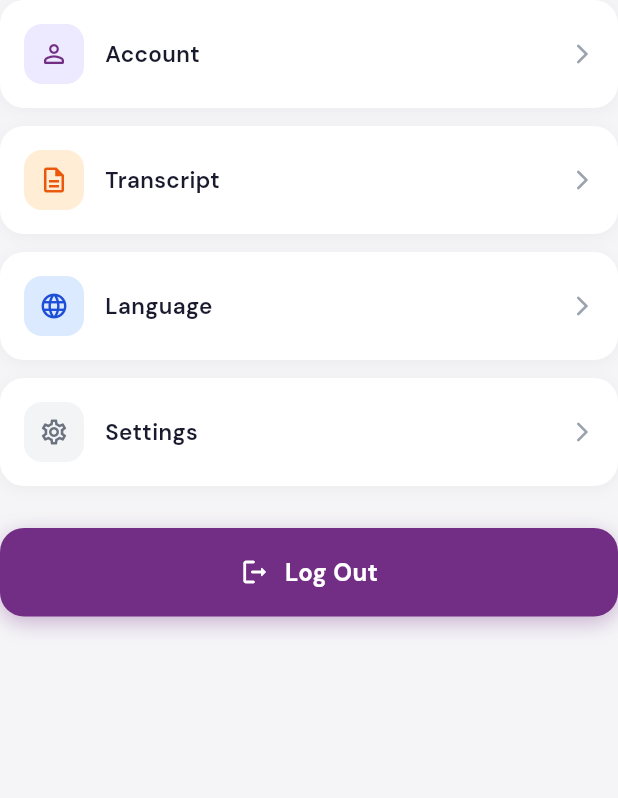
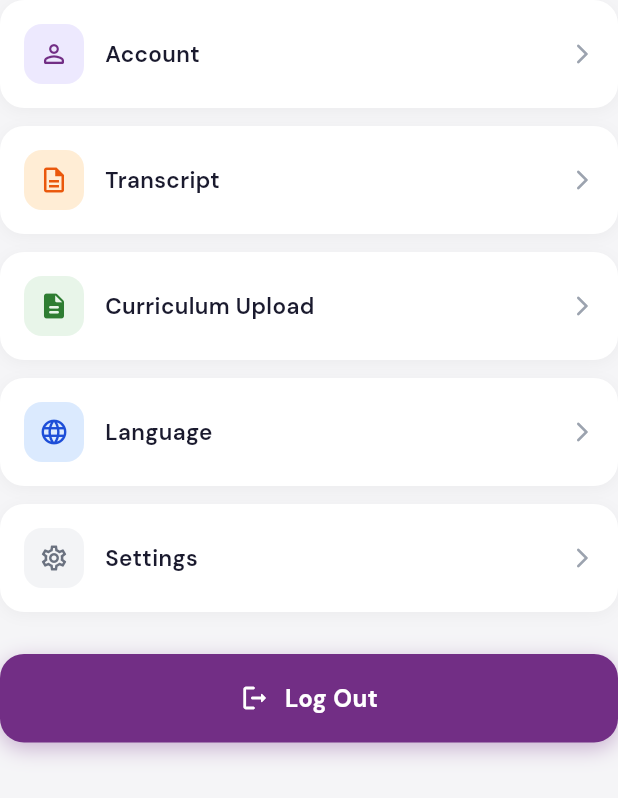
Before and after one commit to LouiseDavise/eNTHUsiast, a Flutter app: the SettingsMenuWidget widget shown alone on an empty page, opened directly with empty values, on a phone screen of 412 x 824 dp. Shown: the top 798 px of the screen. Run offline on Flutter 3.47's test engine with Material 3 defaults, Android fonts, the phone set to English and light mode, and no system bars; our stand-ins replace cloud_firestore, cloud_functions, dio, file_picker, firebase_auth, firebase_core and 3 more; accounts and stored records are empty; project files that could hold a hidden picture were left out.

Commit message:
fix re-commit

```diff
--- a/lib/widgets/settings_menu.dart
+++ b/lib/widgets/settings_menu.dart
@@ -1,12 +1,18 @@
 import 'package:enthusiast/routes/app_routes.dart';
 import 'package:flutter/material.dart';
 import 'package:google_fonts/google_fonts.dart';
-import '../../../theme/app_theme.dart';
+
+import '../theme/app_theme.dart';
 
 class SettingsMenuWidget extends StatelessWidget {
   final VoidCallback onLogout;
+  final VoidCallback onCurriculumTap;
 
-  const SettingsMenuWidget({super.key, required this.onLogout});
+  const SettingsMenuWidget({
+    super.key,
+    required this.onLogout,
+    required this.onCurriculumTap,
+  });
 
   @override
   Widget build(BuildContext context) {
@@ -21,21 +27,31 @@ class SettingsMenuWidget extends StatelessWidget {
       _MenuItem(
         icon: Icons.description_outlined,
         iconColor: AppTheme.orange,
-        iconBg: Color(0xFFFFEDD5),
+        iconBg: const Color(0xFFFFEDD5),
         label: 'Transcript',
         onTap: () => Navigator.pushNamed(context, AppRoutes.transcriptScreen),
       ),
+
+      // NEW: Curriculum upload row
+      _MenuItem(
+        icon: Icons.description_rounded,
+        iconColor:  const Color(0xFF2E7D32),
+        iconBg: const Color(0xFFE8F5E9),
+        label: 'Curriculum Upload',
+        onTap: onCurriculumTap,
+      ),
+
       _MenuItem(
         icon: Icons.language_rounded,
-        iconColor: Color(0xFF1D4ED8),
-        iconBg: Color(0xFFDBEAFE),
+        iconColor: const Color(0xFF1D4ED8),
+        iconBg: const Color(0xFFDBEAFE),
         label: 'Language',
         onTap: () => Navigator.pushNamed(context, AppRoutes.languageScreen),
       ),
       _MenuItem(
         icon: Icons.settings_outlined,
-        iconColor: Color(0xFF6B7280),
-        iconBg: Color(0xFFF3F4F6),
+        iconColor: const Color(0xFF6B7280),
+        iconBg: const Color(0xFFF3F4F6),
         label: 'Settings',
         onTap: () => _showComingSoon(context, 'Settings'),
       ),
@@ -83,14 +99,21 @@ class _SettingsRowState extends State<_SettingsRow>
   @override
   void initState() {
     super.initState();
+
     _controller = AnimationController(
       vsync: this,
       duration: const Duration(milliseconds: 120),
     );
+
     _scale = Tween<double>(
       begin: 1.0,
       end: 0.97,
-    ).animate(CurvedAnimation(parent: _controller, curve: Curves.easeOutCubic));
+    ).animate(
+      CurvedAnimation(
+        parent: _controller,
+        curve: Curves.easeOutCubic,
+      ),
+    );
   }
 
   @override
@@ -146,11 +169,11 @@ class _SettingsRowState extends State<_SettingsRow>
                   style: GoogleFonts.dmSans(
                     fontSize: 15,
                     fontWeight: FontWeight.w600,
-                    color: Color(0xFF1A1A2E),
+                    color: const Color(0xFF1A1A2E),
                   ),
                 ),
               ),
-              Icon(
+              const Icon(
                 Icons.arrow_forward_ios_rounded,
                 color: Color(0xFF9CA3AF),
                 size: 16,
@@ -180,14 +203,21 @@ class _LogoutButtonState extends State<_LogoutButton>
   @override
   void initState() {
     super.initState();
+
     _controller = AnimationController(
       vsync: this,
       duration: const Duration(milliseconds: 120),
     );
+
     _scale = Tween<double>(
       begin: 1.0,
       end: 0.97,
-    ).animate(CurvedAnimation(parent: _controller, curve: Curves.easeOutCubic));
+    ).animate(
+      CurvedAnimation(
+        parent: _controller,
+        curve: Curves.easeOutCubic,
+      ),
+    );
   }
 
   @override
@@ -228,7 +258,11 @@ class _LogoutButtonState extends State<_LogoutButton>
           child: Row(
             mainAxisAlignment: MainAxisAlignment.center,
             children: [
-              Icon(Icons.logout_rounded, color: Colors.white, size: 20),
+              const Icon(
+                Icons.logout_rounded,
+                color: Colors.white,
+                size: 20,
+              ),
               const SizedBox(width: 10),
               Text(
                 'Log Out',
```
